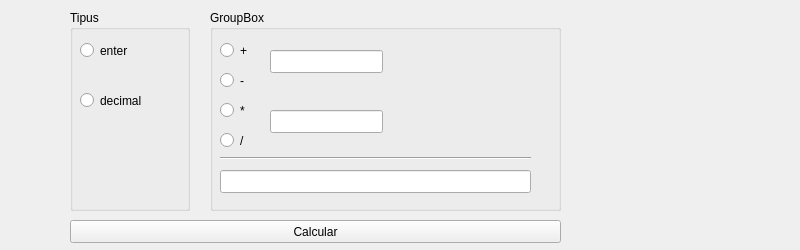
First picture: the form in M7/Python/ProvaQt/ui/p16_dgr_calcul.ui, repository dgr-85/DAM2, before the edit.
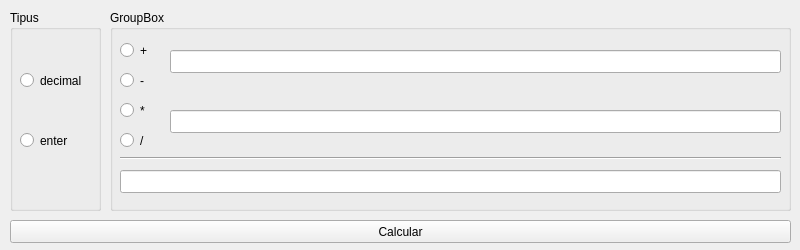
Second picture: the form after the edit.

```diff
--- a/M7/Python/ProvaQt/ui/p16_dgr_calcul.ui
+++ b/M7/Python/ProvaQt/ui/p16_dgr_calcul.ui
@@ -35,9 +35,9 @@
    <widget class="QPushButton" name="bt_calcular">
     <property name="geometry">
      <rect>
-      <x>70</x>
+      <x>10</x>
       <y>220</y>
-      <width>491</width>
+      <width>781</width>
       <height>23</height>
      </rect>
     </property>
@@ -48,9 +48,9 @@
    <widget class="QGroupBox" name="groupBox">
     <property name="geometry">
      <rect>
-      <x>70</x>
+      <x>10</x>
       <y>10</y>
-      <width>120</width>
+      <width>91</width>
       <height>201</height>
      </rect>
     </property>
@@ -61,8 +61,8 @@
      <property name="geometry">
       <rect>
        <x>10</x>
-       <y>30</y>
-       <width>100</width>
+       <y>120</y>
+       <width>61</width>
        <height>21</height>
       </rect>
      </property>
@@ -77,8 +77,8 @@
      <property name="geometry">
       <rect>
        <x>10</x>
-       <y>80</y>
-       <width>100</width>
+       <y>60</y>
+       <width>71</width>
        <height>21</height>
       </rect>
      </property>
@@ -93,9 +93,9 @@
    <widget class="QGroupBox" name="groupBox_2">
     <property name="geometry">
      <rect>
-      <x>210</x>
+      <x>110</x>
       <y>10</y>
-      <width>351</width>
+      <width>681</width>
       <height>201</height>
      </rect>
     </property>
@@ -107,7 +107,7 @@
       <rect>
        <x>60</x>
        <y>100</y>
-       <width>113</width>
+       <width>611</width>
        <height>23</height>
       </rect>
      </property>
@@ -181,7 +181,7 @@
       <rect>
        <x>60</x>
        <y>40</y>
-       <width>113</width>
+       <width>611</width>
        <height>23</height>
       </rect>
      </property>
@@ -191,7 +191,7 @@
       <rect>
        <x>10</x>
        <y>140</y>
-       <width>311</width>
+       <width>661</width>
        <height>16</height>
       </rect>
      </property>
@@ -204,7 +204,7 @@
       <rect>
        <x>10</x>
        <y>160</y>
-       <width>311</width>
+       <width>661</width>
        <height>23</height>
       </rect>
      </property>
```
Left out of the diff: 2 changed lines with no effect on the pictures.
